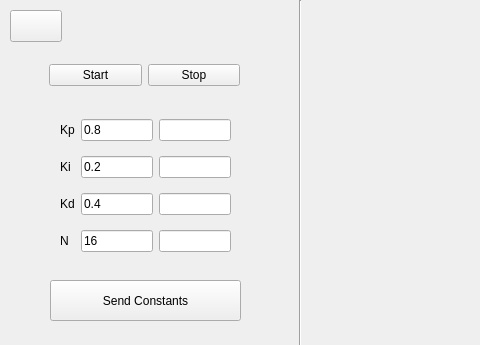
This is gui/qtdesigner/BalanceBeamWidget.ui in wyattduber/CyDAQ as Qt 5 draws it before an edit; both pictures show x 0 to 480 and y 0 to 345 of the 1165 by 709 pixel window. The edited form follows.
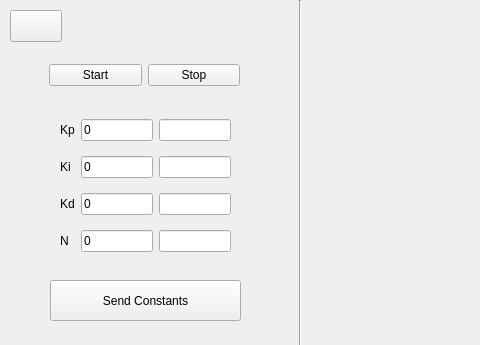
This is the edited form. Icons and pictures are not drawn.

```diff
--- a/gui/qtdesigner/BalanceBeamWidget.ui
+++ b/gui/qtdesigner/BalanceBeamWidget.ui
@@ -85,7 +85,7 @@
     <item row="0" column="1">
      <widget class="QLineEdit" name="kp_input">
       <property name="text">
-       <string>0.8</string>
+       <string>0</string>
       </property>
      </widget>
     </item>
@@ -113,21 +113,21 @@
     <item row="1" column="1">
      <widget class="QLineEdit" name="ki_input">
       <property name="text">
-       <string>0.2</string>
+       <string>0</string>
       </property>
      </widget>
     </item>
     <item row="2" column="1">
      <widget class="QLineEdit" name="kd_input">
       <property name="text">
-       <string>0.4</string>
+       <string>0</string>
       </property>
      </widget>
     </item>
     <item row="3" column="1">
      <widget class="QLineEdit" name="n_input">
       <property name="text">
-       <string>16</string>
+       <string>0</string>
       </property>
      </widget>
     </item>
```
